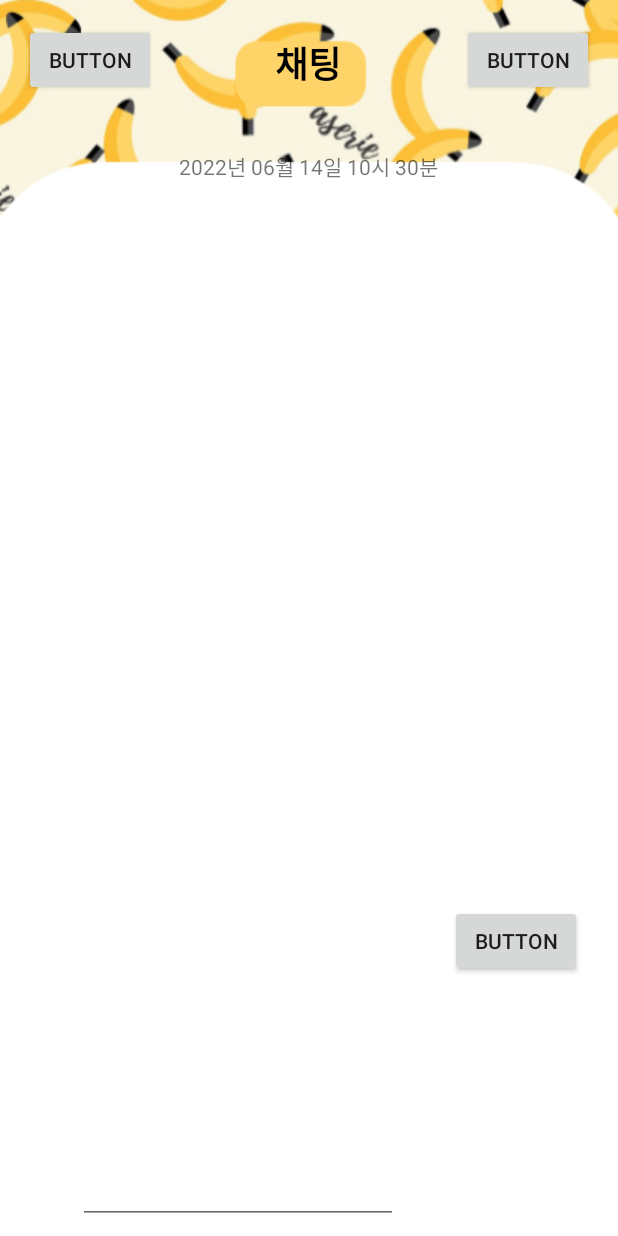
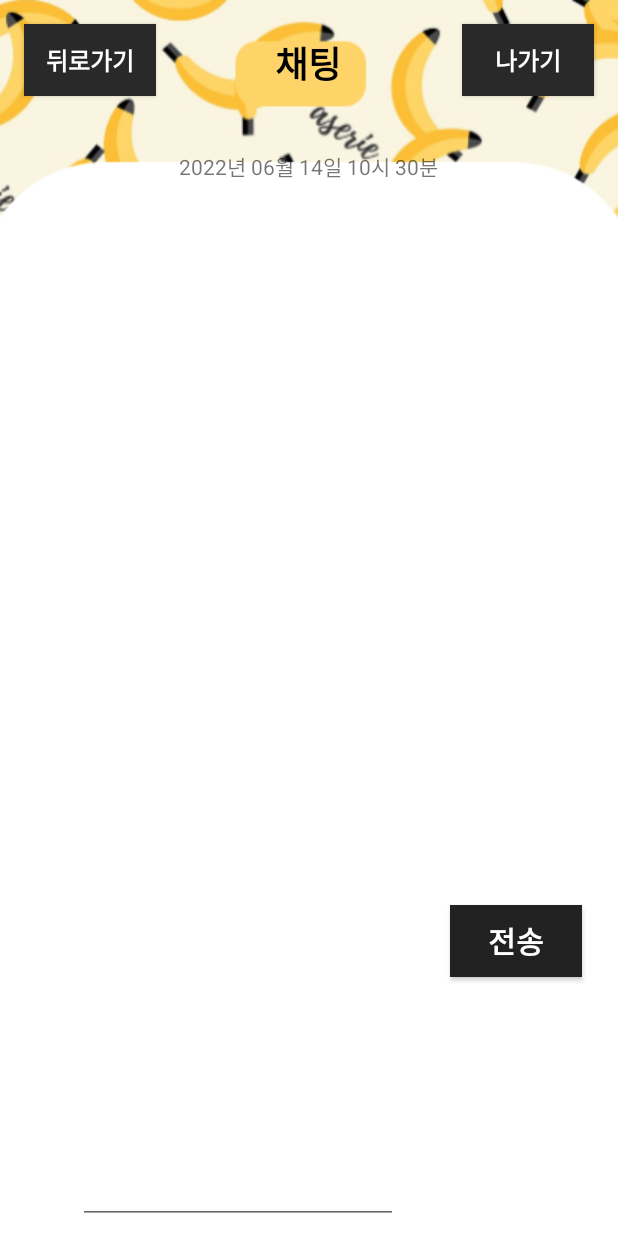
Before and after one commit to CSID-DGU/2022-1-OSSP1-Banana-4, an Android app: the screen it shows after launch (ChatActivity), on a phone screen of 412 x 824 dp. Run offline under Robolectric (Android 15) with nearby library versions, the phone set to English and light mode, and no system bars; our stand-ins replace Firebase (no records; nobody signed in at launch, a user with empty details on screens opened directly); pictures from the network do not load.

Commit message:
merger ready

```diff
--- a/app/src/main/java/com/example/myapplication/ChatActivity.kt
+++ b/app/src/main/java/com/example/myapplication/ChatActivity.kt
@@ -33,7 +33,7 @@ class ChatActivity : AppCompatActivity() {
 
         //이름 채팅방 설정
         //이거는 매칭 화면에서 정보를 넣어주면 됨
-        nickname = "이지호"
+        nickname = "홍연주"
         chatNum = "0"
 
         //hash map에 매칭된 사용자들, (이름, uid) 넝어주기
@@ -67,13 +67,14 @@ class ChatActivity : AppCompatActivity() {
         chat_back_button.setOnClickListener {
             val intent = Intent(this, MainPage::class.java)
             startActivity(intent)
-
-
         }
 
         //나가기 버터느
         chat_quit_button.setOnClickListener {
             database.getReference("message").child(chatNum).removeValue()
+            val intent = Intent(this, MainPage::class.java)
+            startActivity(intent)
+            finish()
         }
 
         //여기서 작성했던 채팅 목록들 가져옴
--- a/app/src/main/res/layout/activity_chat.xml
+++ b/app/src/main/res/layout/activity_chat.xml
@@ -29,7 +29,11 @@
         android:layout_height="wrap_content"
         android:layout_marginStart="16dp"
         android:layout_marginTop="16dp"
-        android:text="Button"
+        android:background="#292929"
+        android:text="뒤로가기"
+        android:textColor="#FFFFFF"
+        android:textSize="16sp"
+        android:textStyle="bold"
         app:layout_constraintStart_toStartOf="parent"
         app:layout_constraintTop_toTopOf="parent" />
 
@@ -39,7 +43,11 @@
         android:layout_height="wrap_content"
         android:layout_marginTop="16dp"
         android:layout_marginEnd="16dp"
-        android:text="Button"
+        android:textSize="16sp"
+        android:textStyle="bold"
+        android:text="나가기"
+        android:background="#292929"
+        android:textColor="#FFFFFF"
         app:layout_constraintEnd_toEndOf="parent"
         app:layout_constraintTop_toTopOf="parent" />
 
@@ -85,7 +93,12 @@
         android:layout_height="wrap_content"
         android:layout_marginTop="28dp"
         android:layout_marginEnd="24dp"
-        android:text="Button"
+        android:background="#222222"
+        android:text="전송"
+        android:textColor="#FFFFFF"
+        android:textColorLink="#FFFFFF"
+        android:textSize="20sp"
+        android:textStyle="bold"
         app:layout_constraintEnd_toEndOf="parent"
         app:layout_constraintTop_toBottomOf="@+id/chat_recyclerView" />
 
```
